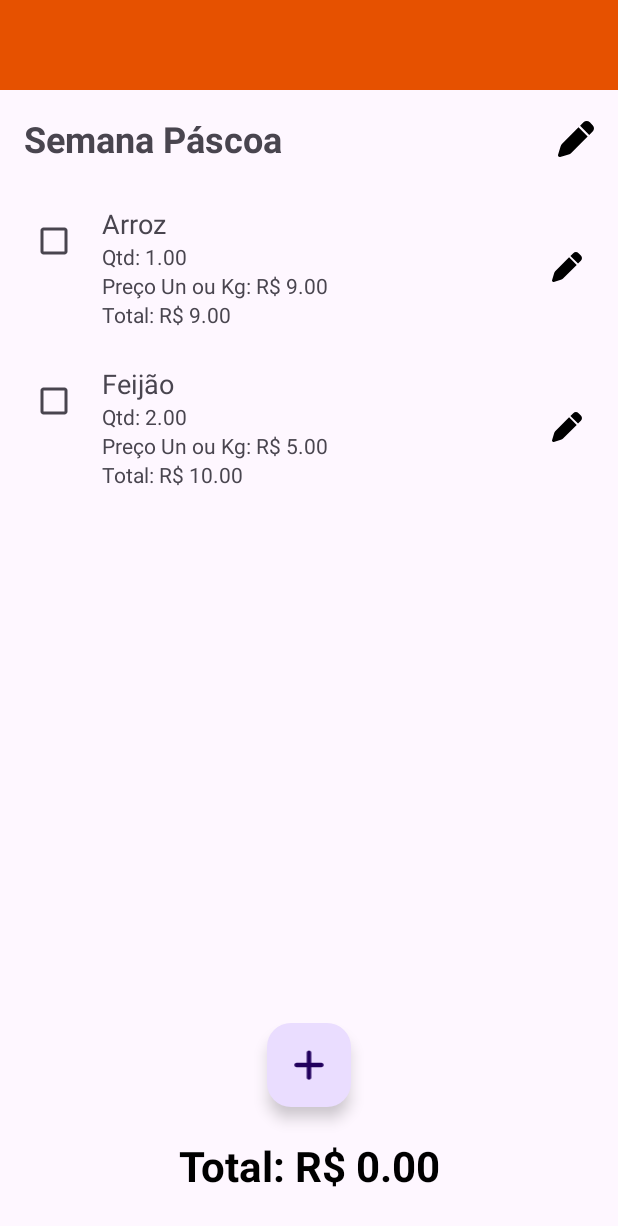
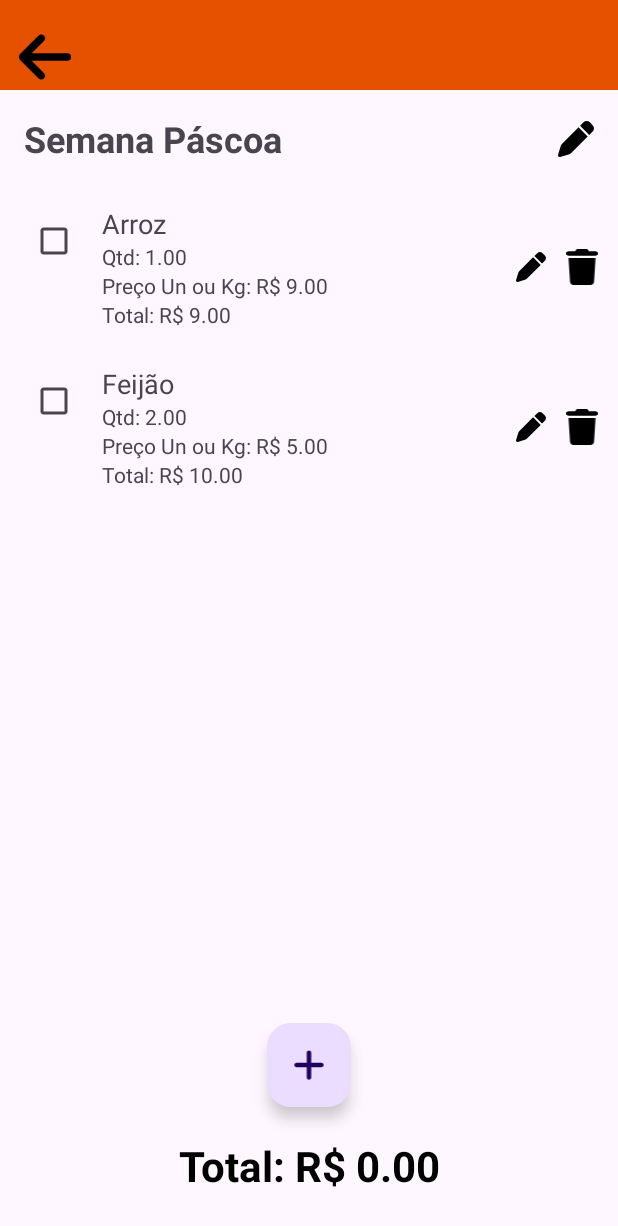
Before and after one commit to uvsl1/Lista-de-Compras-Android, an Android app: the screen it shows after launch (ListaActivity), after a tap on "Semana Páscoa", on a phone screen of 412 x 824 dp. Shown: the top 1226 px of the screen. Run offline under Robolectric (Android 15) with nearby library versions, the phone set to English and light mode, and no system bars.

Commit message:
feats/Excluir produtoo e voltar da lista para main

```diff
--- a/app/src/main/java/com/example/listinha/ui/app/ui/activities/ListaActivity.kt
+++ b/app/src/main/java/com/example/listinha/ui/app/ui/activities/ListaActivity.kt
@@ -24,6 +24,10 @@ class ListaActivity : AppCompatActivity() {
     override fun onCreate(savedInstanceState: Bundle?) {
         super.onCreate(savedInstanceState)
         binding = ActivityListaBinding.inflate(layoutInflater)
+        binding.btnVoltar.setOnClickListener {
+            finish()
+        }
+
         setContentView(binding.root)
 
         idLista = intent.getIntExtra("idLista", -1)
--- /dev/null
+++ b/app/src/main/res/drawable/ic_arrow_back_fa.xml
@@ -0,0 +1,9 @@
+<vector xmlns:android="http://schemas.android.com/apk/res/android"
+    android:width="448dp"
+    android:height="512dp"
+    android:viewportWidth="448"
+    android:viewportHeight="512">
+  <path
+      android:fillColor="#FF000000"
+      android:pathData="M9.4,233.4c-12.5,12.5 -12.5,32.8 0,45.3l160,160c12.5,12.5 32.8,12.5 45.3,0s12.5,-32.8 0,-45.3L109.2,288 416,288c17.7,0 32,-14.3 32,-32s-14.3,-32 -32,-32l-306.7,0L214.6,118.6c12.5,-12.5 12.5,-32.8 0,-45.3s-32.8,-12.5 -45.3,0l-160,160z"/>
+</vector>
--- a/app/src/main/res/drawable/ic_lixeira.xml
+++ b/app/src/main/res/drawable/ic_lixeira.xml
@@ -6,4 +6,5 @@
   <path
       android:fillColor="#FF000000"
       android:pathData="M135.2,17.7L128,32 32,32C14.3,32 0,46.3 0,64S14.3,96 32,96l384,0c17.7,0 32,-14.3 32,-32s-14.3,-32 -32,-32l-96,0 -7.2,-14.3C307.4,6.8 296.3,0 284.2,0L163.8,0c-12.1,0 -23.2,6.8 -28.6,17.7zM416,128L32,128 53.2,467c1.6,25.3 22.6,45 47.9,45l245.8,0c25.3,0 46.3,-19.7 47.9,-45L416,128z"/>
+
 </vector>
--- a/app/src/main/res/layout/activity_lista.xml
+++ b/app/src/main/res/layout/activity_lista.xml
@@ -10,9 +10,20 @@
         android:layout_width="0dp"
         android:layout_height="60dp"
         android:background="#E65100"
-        app:layout_constraintTop_toTopOf="parent"
+        app:layout_constraintEnd_toEndOf="parent"
+        app:layout_constraintHorizontal_bias="0.0"
         app:layout_constraintStart_toStartOf="parent"
-        app:layout_constraintEnd_toEndOf="parent" />
+        app:layout_constraintTop_toTopOf="parent" />
+
+    <ImageView
+        android:id="@+id/btnVoltar"
+        android:layout_width="60dp"
+        android:layout_height="40dp"
+        android:layout_marginTop="18dp"
+        android:contentDescription="Voltar"
+        android:src="@drawable/ic_arrow_back_fa"
+        app:layout_constraintStart_toStartOf="parent"
+        app:layout_constraintTop_toTopOf="parent" />
 
     <TextView
         android:id="@+id/nomeLista"
--- a/app/src/main/res/layout/item_produto.xml
+++ b/app/src/main/res/layout/item_produto.xml
@@ -54,4 +54,14 @@
         android:layout_marginStart="8dp"
         android:layout_gravity="center_vertical"
         android:layout_marginEnd="8dp"/>
+
+    <ImageView
+        android:id="@+id/btnExcluir"
+        android:layout_width="24dp"
+        android:layout_height="24dp"
+        android:src="@drawable/ic_lixeira"
+        android:contentDescription="Excluir Produto"
+        android:background="?android:attr/selectableItemBackgroundBorderless"
+        android:layout_gravity="center_vertical" />
+
 </LinearLayout>
```
Also changed, not shown: app/src/main/java/com/example/listinha/ui/app/adapters/ProdutoAdapter.kt (+16 -0 lines), app/src/main/ic_arrow_back_fa-playstore.png (added).
